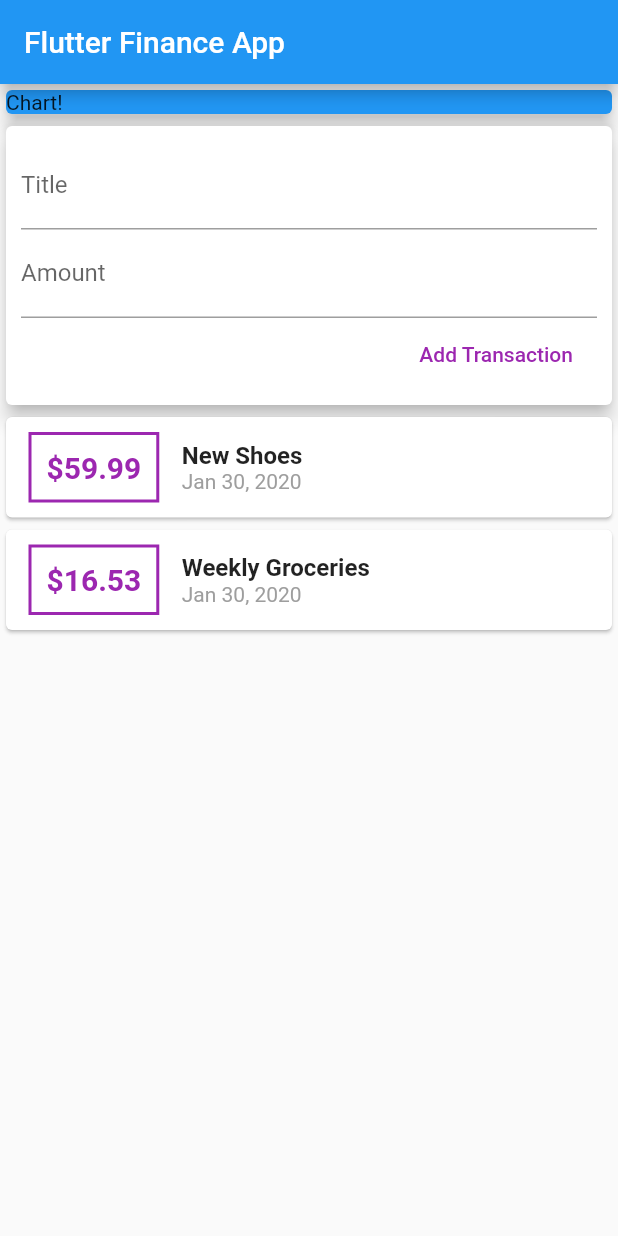
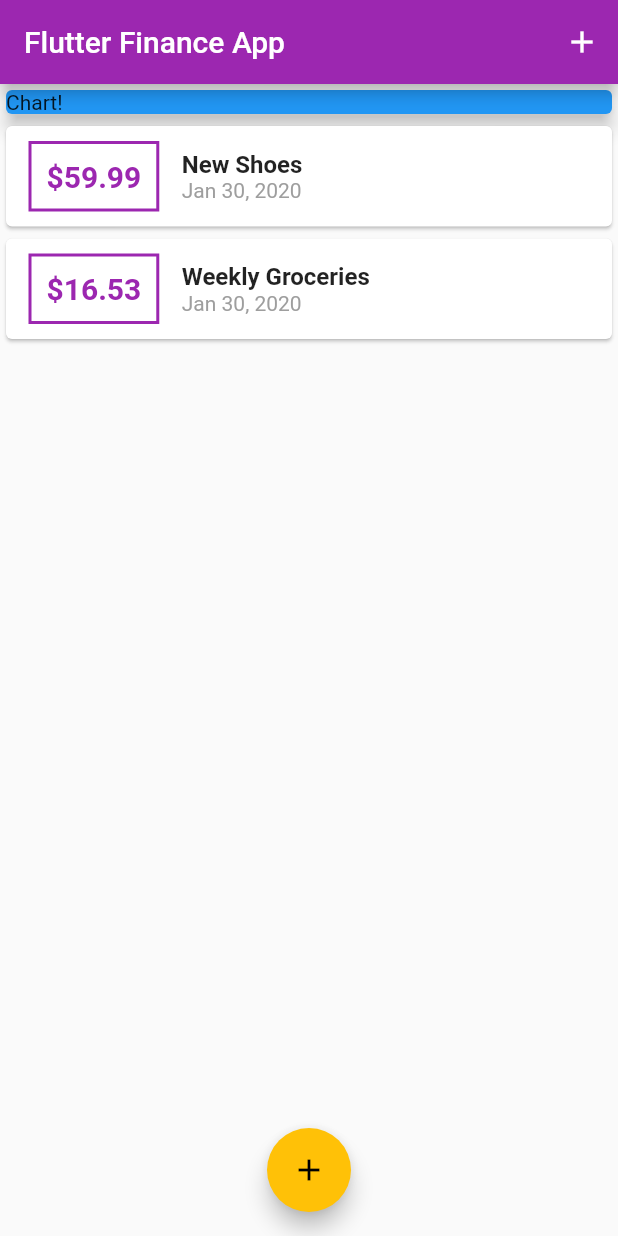
Before and after one commit to benjaminykim/flutter-finance-app, a Flutter app: the screen it shows after launch, on a phone screen of 412 x 824 dp. Run offline on Flutter 3.47's test engine with Material 2 defaults, Android fonts, the phone set to English and light mode, and no system bars.

Commit message:
style changes to UI

```diff
--- a/lib/main.dart
+++ b/lib/main.dart
@@ -1,6 +1,8 @@
 import 'package:flutter/material.dart';
 
-import './widgets/user_transactions.dart';
+import './widgets/transaction_list.dart';
+import './models/transaction.dart';
+import './widgets/new_transaction.dart';
 
 void main() => runApp(MyApp());
 
@@ -10,17 +12,69 @@ class MyApp extends StatelessWidget {
     return MaterialApp(
       title: 'Flutter Finance App',
       home: HomePage(),
+      theme: ThemeData(
+        primarySwatch: Colors.purple,
+        accentColor: Colors.amber,
+      ),
     );
   }
 }
 
-class HomePage extends StatelessWidget {
+class HomePage extends StatefulWidget {
+  @override
+  _HomePageState createState() => _HomePageState();
+}
+
+class _HomePageState extends State<HomePage> {
+  final List<Transaction> _userTransaction = [
+    Transaction(
+      id: 't1',
+      title: 'New Shoes',
+      amount: 59.99,
+      date: DateTime.now(),
+    ),
+    Transaction(
+      id: 't2',
+      title: 'Weekly Groceries',
+      amount: 16.53,
+      date: DateTime.now(),
+    )
+  ];
+
+  void _addNewTransaction(String title, double amount) {
+    final newTx = Transaction(
+        id: DateTime.now().toString(),
+        title: title,
+        amount: amount,
+        date: DateTime.now());
+    setState(() {
+      _userTransaction.add(newTx);
+    });
+  }
+
+  void _startAddNewTransaction(BuildContext context) {
+    showModalBottomSheet(
+      context: context,
+      builder: (bContext) {
+        return GestureDetector(
+          onTap: () {},
+          child: NewTransaction(_addNewTransaction),
+          behavior: HitTestBehavior.opaque,
+        );
+      },
+    );
+  }
 
   @override
   Widget build(BuildContext context) {
     return Scaffold(
       appBar: AppBar(
         title: Text('Flutter Finance App'),
+        actions: <Widget>[
+          IconButton(
+              icon: Icon(Icons.add),
+              onPressed: () => _startAddNewTransaction(context)),
+        ],
       ),
       body: SingleChildScrollView(
         child: Column(
@@ -34,9 +88,15 @@ class HomePage extends StatelessWidget {
                 elevation: 5,
               ),
             ),
-              UserTransactions(),
+            TransactionList(_userTransaction),
           ],
         ),
-        ),);
+      ),
+      floatingActionButtonLocation: FloatingActionButtonLocation.centerFloat,
+      floatingActionButton: FloatingActionButton(
+        child: Icon(Icons.add),
+        onPressed: () => _startAddNewTransaction(context),
+      ),
+    );
   }
 }
--- a/lib/widgets/transaction_list.dart
+++ b/lib/widgets/transaction_list.dart
@@ -27,11 +27,11 @@ class TransactionList extends StatelessWidget {
                   ),
                   padding: EdgeInsets.all(10),
                   child: Text(
-                    '\$${transactions[index].amount}',
+                    '\$${transactions[index].amount.toStringAsFixed(2)}',
                     style: TextStyle(
                         fontSize: 20,
                         fontWeight: FontWeight.bold,
-                        color: Colors.purple),
+                        color: Theme.of(context).primaryColor),
                   ),
                 ),
                 Column(
@@ -49,7 +49,6 @@ class TransactionList extends StatelessWidget {
               ],
             ),
           );
-
         },
         itemCount: transactions.length,
       ),
--- a/lib/widgets/user_transactions.dart
+++ /dev/null
@@ -1,49 +0,0 @@
-import 'package:flutter/material.dart';
-
-import './new_transaction.dart';
-import './transaction_list.dart';
-import '../models/transaction.dart';
-
-class UserTransactions extends StatefulWidget {
-  @override
-  _UserTransactionsState createState() => _UserTransactionsState();
-}
-
-class _UserTransactionsState extends State<UserTransactions> {
-  final List<Transaction> _userTransaction = [
-    Transaction(
-      id: 't1',
-      title: 'New Shoes',
-      amount: 59.99,
-      date: DateTime.now(),
-    ),
-    Transaction(
-      id: 't2',
-      title: 'Weekly Groceries',
-      amount: 16.53,
-      date: DateTime.now(),
-    )
-  ];
-
-  void _addNewTransaction(String title, double amount) {
-    final newTx = Transaction(
-      id: DateTime.now().toString(),
-      title: title,
-      amount: amount,
-      date: DateTime.now()
-    );
-    setState(() {
-      _userTransaction.add(newTx);
-    });
-  }
-
-  @override
-  Widget build(BuildContext context) {
-    return Column(
-      children: <Widget>[
-        NewTransaction(_addNewTransaction),
-        TransactionList(_userTransaction),
-      ],
-    );
-  }
-}
```
Also changed, not shown: lib/widgets/new_transaction.dart (+30 -7 lines). Lines whose indentation alone changed are shown as unchanged.
